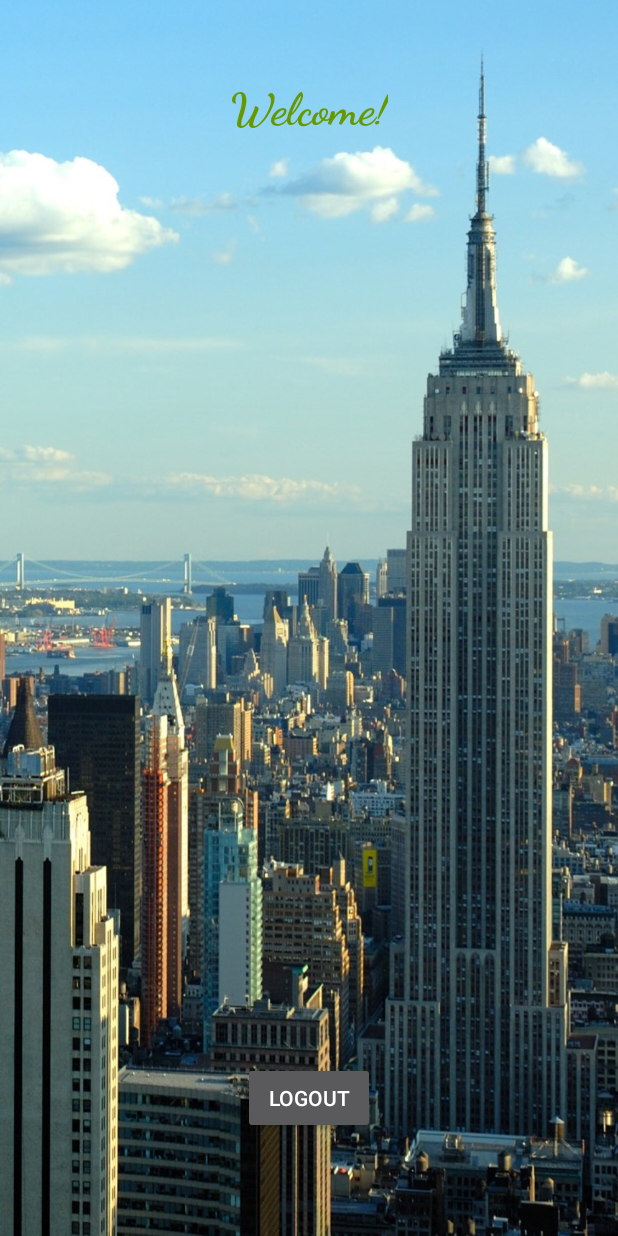
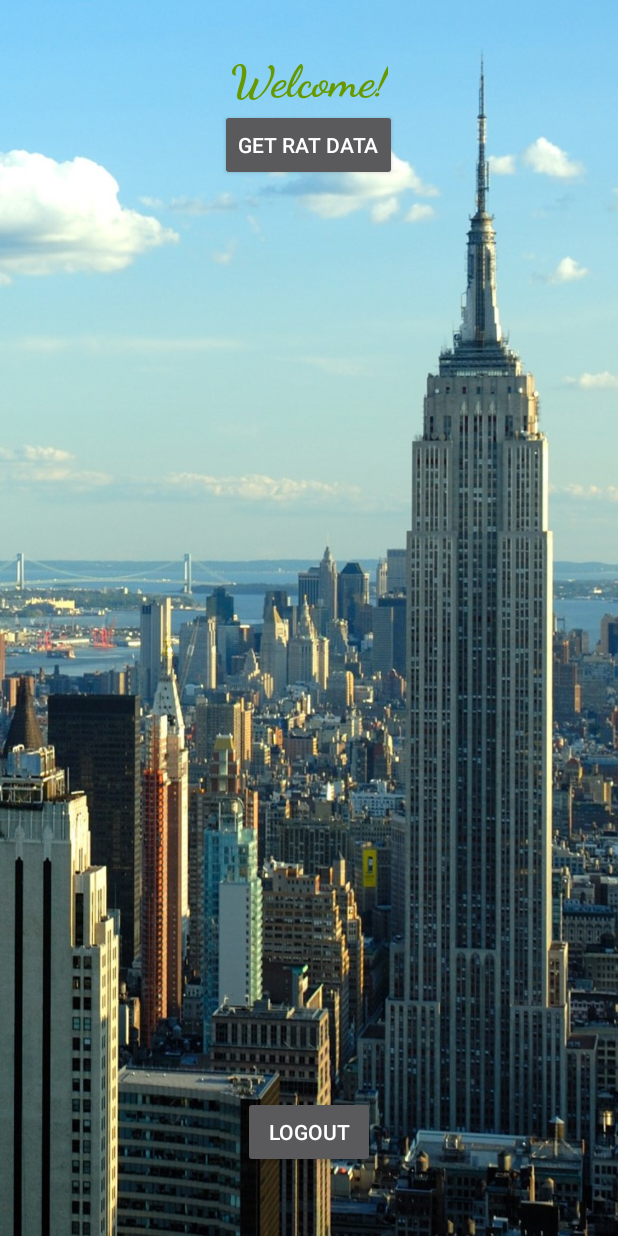
Before and after one commit to Zighome24/CS2340_GoGreek, an Android app: the WelcomeScreenController screen opened directly, with no data from a screen before it, on a phone screen of 412 x 824 dp. Run offline under Robolectric (Android 15) with nearby library versions, the phone set to English and light mode, and no system bars; our stand-ins replace Firebase (no records; nobody signed in at launch, a user with empty details on screens opened directly).

Commit message:
Added listView and RatSpotting class. Still have to implement database and import data

```diff
--- a/app/RatTracker2k17/app/src/main/res/layout/activity_welcomescreen.xml
+++ b/app/RatTracker2k17/app/src/main/res/layout/activity_welcomescreen.xml
@@ -14,22 +14,40 @@ tools:layout_editor_absoluteY="81dp">
     <TextView
         android:layout_width="wrap_content"
         android:layout_height="wrap_content"
-        android:layout_alignParentTop="true"
-        android:layout_centerHorizontal="true"
-        android:layout_marginTop="54dp"
+        android:layout_marginTop="35dp"
         android:fontFamily="cursive"
         android:text="@string/welcome"
         android:textColor="@android:color/holo_green_dark"
         android:textSize="30sp"
-        android:textStyle="bold" />
+        android:textStyle="bold"
+        android:id="@+id/textView"
+        android:layout_alignParentTop="true"
+        android:layout_centerHorizontal="true" />
+
+    <ListView
+        android:id="@+id/list_view"
+        android:layout_width="match_parent"
+        android:layout_height="match_parent"
+        android:layout_below="@+id/btn_getRatData"
+        android:layout_alignParentStart="true"
+        android:layout_above="@+id/btn_logout" />
+
+    <Button
+        android:id="@+id/btn_getRatData"
+        android:layout_width="wrap_content"
+        android:layout_height="wrap_content"
+        android:onClick="getRatData"
+        android:text="@string/get_rat_data"
+        android:layout_centerHorizontal="true"
+        android:layout_below="@+id/textView" />
 
     <Button
         android:id="@+id/btn_logout"
         android:layout_width="wrap_content"
         android:layout_height="wrap_content"
+        android:layout_marginBottom="45dp"
+        android:onClick="logout"
+        android:text="@string/logout"
         android:layout_alignParentBottom="true"
-        android:layout_centerHorizontal="true"
-        android:layout_marginBottom="68dp"
-        android:onClick="logout"
-        android:text="@string/logout" />
+        android:layout_centerHorizontal="true" />
 </RelativeLayout>
--- a/app/RatTracker2k17/app/src/main/res/values/strings.xml
+++ b/app/RatTracker2k17/app/src/main/res/values/strings.xml
@@ -5,6 +5,7 @@
     <string name="new_user">New User</string>
     <string name="login_guest">Login as a guest!</string>
     <string name="title_activity_login">Sign in</string>
+    <string name="get_rat_data">Get rat data</string>
 
     <!-- Strings related to login -->
     <string name="prompt_email">Email</string>
```
Also changed, not shown: app/RatTracker2k17/app/src/main/java/edu/gatech/cs2340/rattracker2k17/Controller/WelcomeScreenController.java (+56 -0 lines), app/RatTracker2k17/app/src/main/java/edu/gatech/cs2340/rattracker2k17/Model/RatSpotting.java (+57 -1 lines), app/RatTracker2k17/app/src/main/res/layout/item_user.xml (+19 -2 lines).
